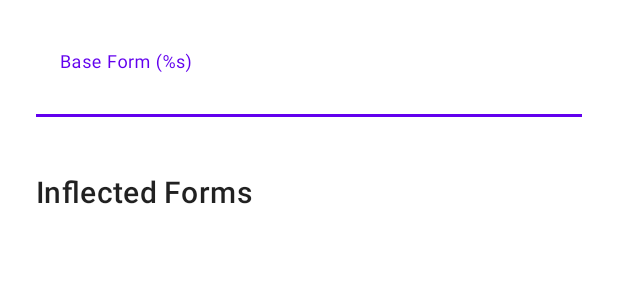
After one commit to BrendanJMitch/dad_libs, an Android app: the layout dialog_word.xml on its own in the app's theme, with its tools: preview values and no code run, on a phone screen of 412 x 824 dp. The commit adds this screen. Shown: the top 300 px of the screen. Run offline under Robolectric (Android 15) with nearby library versions, the phone set to English and light mode, and no system bars.

Commit message:
Add word dialog (no save functionality)

```diff
--- a/app/src/main/java/com/brendan/dadlibs/builtins/PreLoader.java
+++ b/app/src/main/java/com/brendan/dadlibs/builtins/PreLoader.java
@@ -43,7 +43,7 @@ public class PreLoader {
             WordBuilder builder = builderProvider.getWordBuilder(partOfSpeech);
 
             for (Word word : words){
-                for (Inflection inflection : partOfSpeech.inflections) {
+                for (Inflection inflection : partOfSpeech.getInflections()) {
                     forms.add(new InflectedForm(
                             word.id,
                             inflection.getLabel(),
--- a/app/src/main/java/com/brendan/dadlibs/dao/WordListDao.java
+++ b/app/src/main/java/com/brendan/dadlibs/dao/WordListDao.java
@@ -28,4 +28,7 @@ public interface WordListDao {
     @Query("Select * FROM WordList")
     List<WordList> getAll();
 
+    @Query("Select * FROM WordList w WHERE w.id = :id")
+    WordList getById(long id);
+
 }
--- a/app/src/main/java/com/brendan/dadlibs/wordbuilder/AdjectiveBuilder.java
+++ b/app/src/main/java/com/brendan/dadlibs/wordbuilder/AdjectiveBuilder.java
@@ -15,6 +15,8 @@ public class AdjectiveBuilder implements WordBuilder{
     }
     @Override
     public String getInflectedForm(String adjectiveString, Inflection type) {
+        if (adjectiveString.length() < 2)
+            return "";
         if (type == Inflection.ABSOLUTE)
             return adjectiveString;
         String[] words = adjectiveString.split(" ");
@@ -35,6 +37,8 @@ public class AdjectiveBuilder implements WordBuilder{
     }
 
     private String getSingleAdjectiveInflection(String adjective, Inflection type){
+        if (adjective.length() < 2)
+            return "";
         String[] forms = dao.getInflectedForms(adjective, type.getUnimorphModifiers());
         if (forms.length > 0)
             return matchCase(adjective, forms[0]);
--- a/app/src/main/java/com/brendan/dadlibs/wordbuilder/NounBuilder.java
+++ b/app/src/main/java/com/brendan/dadlibs/wordbuilder/NounBuilder.java
@@ -15,6 +15,8 @@ public class NounBuilder implements WordBuilder{
 
     @Override
     public String getInflectedForm(String noun, Inflection type){
+        if (noun.length() < 2)
+            return "";
         switch (type) {
             case PLURAL:
                 return getPlural(noun);
@@ -44,6 +46,8 @@ public class NounBuilder implements WordBuilder{
     }
 
     private String getSingleWordPlural(String noun){
+        if (noun.length() < 2)
+            return "";
         String[] forms = dao.getInflectedForms(noun, Inflection.PLURAL.getUnimorphModifiers());
         if (forms.length > 0)
             return matchCase(noun, forms[0]);
--- a/app/src/main/java/com/brendan/dadlibs/wordbuilder/UnimoprhDatabase.java
+++ b/app/src/main/java/com/brendan/dadlibs/wordbuilder/UnimoprhDatabase.java
@@ -9,9 +9,14 @@ import androidx.room.RoomDatabase;
 import com.brendan.dadlibs.db.AppDatabase;
 import com.brendan.dadlibs.entity.UnimorphEntry;
 
+import java.util.concurrent.ExecutorService;
+import java.util.concurrent.Executors;
+
 @Database( entities = {UnimorphEntry.class}, version = 1)
 public abstract class UnimoprhDatabase extends RoomDatabase{
 
+    public static final ExecutorService executor =
+            Executors.newFixedThreadPool(4);
     public abstract UnimorphDao unimorphDao();
 
     private static volatile UnimoprhDatabase INSTANCE;
--- a/app/src/main/java/com/brendan/dadlibs/wordbuilder/VerbBuilder.java
+++ b/app/src/main/java/com/brendan/dadlibs/wordbuilder/VerbBuilder.java
@@ -16,6 +16,8 @@ public class VerbBuilder implements WordBuilder{
 
     @Override
     public String getInflectedForm(String verbString, Inflection type){
+        if (verbString.length() < 2)
+            return "";
         if (type == Inflection.PRESENT)
             return verbString;
         String[] words = verbString.split(" ");
@@ -35,6 +37,8 @@ public class VerbBuilder implements WordBuilder{
 
     private String getSingleVerbInflection(String verb, Inflection type){
         String[] forms = dao.getInflectedForms(verb, type.getUnimorphModifiers());
+        if (verb.length() < 2)
+            return "";
         if (forms.length > 0)
             return matchCase(verb, forms[0]);
         switch (type){
--- /dev/null
+++ b/app/src/main/res/layout/dialog_word.xml
@@ -0,0 +1,39 @@
+<LinearLayout
+    xmlns:android="http://schemas.android.com/apk/res/android"
+    android:layout_width="match_parent"
+    android:layout_height="wrap_content"
+    android:orientation="vertical"
+    android:padding="24dp">
+
+    <com.google.android.material.textfield.TextInputLayout
+        style="@style/Widget.MaterialComponents.TextInputLayout.FilledBox.Dense"
+        android:id="@+id/word_name_layout"
+        android:layout_width="match_parent"
+        android:layout_height="wrap_content"
+        android:layout_marginBottom="12dp"
+        android:hint="@string/word_base_form">
+
+        <com.google.android.material.textfield.TextInputEditText
+            android:id="@+id/name_input"
+            android:layout_width="match_parent"
+            android:layout_height="wrap_content"
+            android:inputType="text|textNoSuggestions"
+            android:background="@color/white" />
+    </com.google.android.material.textfield.TextInputLayout>
+
+    <com.google.android.material.textview.MaterialTextView
+        android:id="@+id/inflected_forms_header"
+        android:layout_width="match_parent"
+        android:layout_height="wrap_content"
+        android:text="@string/inflected_forms"
+        android:textAppearance="@style/TextAppearance.MaterialComponents.Headline6"
+        android:layout_marginTop="24dp"/>
+
+    <LinearLayout
+        android:id="@+id/inflected_forms_layout"
+        android:orientation="vertical"
+        android:layout_marginTop="24dp"
+        android:layout_width="match_parent"
+        android:layout_height="wrap_content"/>
+
+</LinearLayout>
--- a/app/src/main/res/values/strings.xml
+++ b/app/src/main/res/values/strings.xml
@@ -16,6 +16,7 @@
     <string name="edit_word_list">Edit Word List</string>
     <string name="word_list_menu">Word List Menu</string>
     <string name="new_word">New Word</string>
+    <string name="edit_word">Edit Word</string>
     <string name="edit">Edit</string>
     <string name="delete">Delete</string>
     <string name="sad_bluey_description">Sad Bluey</string>
@@ -24,4 +25,6 @@
     <string name="part_of_speech">Part of Speech</string>
     <string name="part_of_speech_disabled_helper">Part of Speech can\'t be changed for non-empty list</string>
     <string name="copy">Copy</string>
+    <string name="word_base_form">Base Form (%s)</string>
+    <string name="inflected_forms">Inflected Forms</string>
 </resources>
--- a/app/src/main/res/values/themes.xml
+++ b/app/src/main/res/values/themes.xml
@@ -16,6 +16,7 @@
 
     </style>
 
+
     <style name="Theme.DadLibs.NoActionBar">
         <item name="windowActionBar">false</item>
         <item name="windowNoTitle">true</item>
@@ -27,10 +28,15 @@
 
     <style name="MaterialAlertDialog.Rounded" parent="ThemeOverlay.MaterialComponents.MaterialAlertDialog">
         <item name="shapeAppearanceOverlay">@style/ShapeAppearanceOverlay.MaterialAlertDialog.Rounded</item>
+        <item name="materialAlertDialogTitleTextStyle">@style/MyBoldDialogTitle</item>
     </style>
 
     <style name="ShapeAppearanceOverlay.MaterialAlertDialog.Rounded" parent="">
         <item name="cornerSize">24dp</item>
     </style>
 
+    <style name="MyBoldDialogTitle" parent="MaterialAlertDialog.MaterialComponents.Title.Text">
+        <item name="android:textStyle">bold</item>
+    </style>
+
 </resources>
```
Also changed, not shown: app/src/main/java/com/brendan/dadlibs/engine/Inflection.java (+20 -14 lines), app/src/main/java/com/brendan/dadlibs/engine/PartOfSpeech.java (+35 -10 lines), app/src/main/java/com/brendan/dadlibs/ui/words/WordDialog.java (added, +136 -0 lines), app/src/main/java/com/brendan/dadlibs/ui/words/WordsFragment.java (+16 -9 lines), app/src/main/java/com/brendan/dadlibs/ui/words/WordsViewModel.java (+64 -3 lines), app/src/main/res/layout/inflected_form_input.xml (added, +15 -0 lines).
